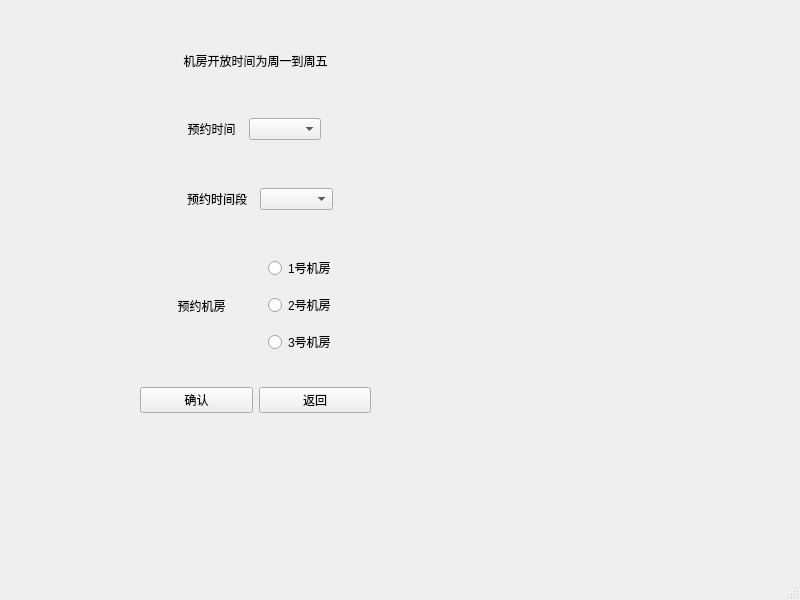
First picture: the form in Qt-sourcefile/studentwindow.ui, repository 068402-703a/Qt-Classroom-reservation-system, before the edit.
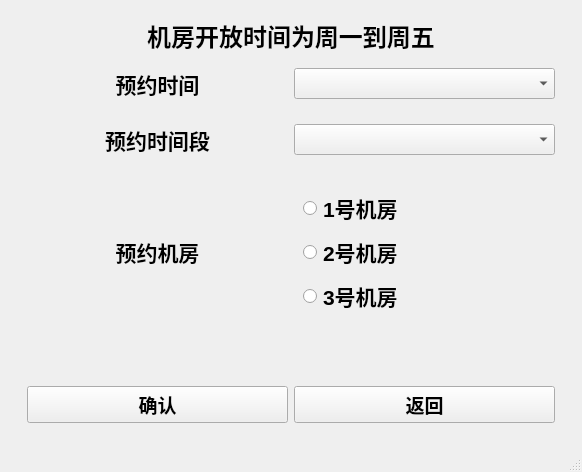
Second picture: the form after the edit. The open tabs and pages were chosen to show the change.

The edit to the form file:
```diff
--- a/Qt-sourcefile/studentwindow.ui
+++ b/Qt-sourcefile/studentwindow.ui
@@ -6,39 +6,34 @@
    <rect>
     <x>0</x>
     <y>0</y>
-    <width>800</width>
-    <height>600</height>
+    <width>582</width>
+    <height>472</height>
    </rect>
   </property>
   <property name="windowTitle">
    <string>MainWindow</string>
   </property>
   <widget class="QWidget" name="centralwidget">
+   <layout class="QVBoxLayout" name="verticalLayout_4">
+    <item>
    <widget class="QStackedWidget" name="stackedWidget">
-    <property name="geometry">
-     <rect>
-      <x>70</x>
-      <y>30</y>
-      <width>421</width>
-      <height>391</height>
-     </rect>
-    </property>
     <property name="currentIndex">
-     <number>2</number>
+       <number>1</number>
     </property>
     <widget class="QWidget" name="page">
+       <layout class="QGridLayout" name="gridLayout_2">
+        <item row="0" column="1">
      <widget class="QWidget" name="widget" native="true">
-      <property name="geometry">
-       <rect>
-        <x>100</x>
-        <y>70</y>
-        <width>201</width>
-        <height>231</height>
-       </rect>
-      </property>
       <layout class="QVBoxLayout" name="verticalLayout">
        <item>
         <widget class="QPushButton" name="reservepushButton">
+             <property name="font">
+              <font>
+               <pointsize>14</pointsize>
+               <weight>75</weight>
+               <bold>true</bold>
+              </font>
+             </property>
          <property name="text">
           <string>申请预约</string>
          </property>
@@ -46,6 +41,13 @@
        </item>
        <item>
         <widget class="QPushButton" name="checkMyresepushButton">
+             <property name="font">
+              <font>
+               <pointsize>14</pointsize>
+               <weight>75</weight>
+               <bold>true</bold>
+              </font>
+             </property>
          <property name="text">
           <string>查看我的预约</string>
          </property>
@@ -53,6 +55,13 @@
        </item>
        <item>
         <widget class="QPushButton" name="checkallrespushButton">
+             <property name="font">
+              <font>
+               <pointsize>14</pointsize>
+               <weight>75</weight>
+               <bold>true</bold>
+              </font>
+             </property>
          <property name="text">
           <string>查看所有预约</string>
          </property>
@@ -60,6 +69,13 @@
        </item>
        <item>
         <widget class="QPushButton" name="cancelpushButton">
+             <property name="font">
+              <font>
+               <pointsize>14</pointsize>
+               <weight>75</weight>
+               <bold>true</bold>
+              </font>
+             </property>
          <property name="text">
           <string>取消预约</string>
          </property>
@@ -67,6 +83,13 @@
        </item>
        <item>
         <widget class="QPushButton" name="exitButton">
+             <property name="font">
+              <font>
+               <pointsize>14</pointsize>
+               <weight>75</weight>
+               <bold>true</bold>
+              </font>
+             </property>
          <property name="text">
           <string>注销登录</string>
          </property>
@@ -74,16 +97,45 @@
        </item>
       </layout>
      </widget>
+        </item>
+        <item row="0" column="0">
+         <spacer name="horizontalSpacer">
+          <property name="orientation">
+           <enum>Qt::Horizontal</enum>
+          </property>
+          <property name="sizeHint" stdset="0">
+           <size>
+            <width>40</width>
+            <height>20</height>
+           </size>
+          </property>
+         </spacer>
+        </item>
+        <item row="0" column="2">
+         <spacer name="horizontalSpacer_2">
+          <property name="orientation">
+           <enum>Qt::Horizontal</enum>
+          </property>
+          <property name="sizeHint" stdset="0">
+           <size>
+            <width>40</width>
+            <height>20</height>
+           </size>
+          </property>
+         </spacer>
+        </item>
+       </layout>
     </widget>
     <widget class="QWidget" name="page_2">
+       <layout class="QGridLayout" name="gridLayout">
+        <item row="0" column="0">
      <widget class="QLabel" name="label">
-      <property name="geometry">
-       <rect>
-        <x>50</x>
-        <y>10</y>
-        <width>271</width>
-        <height>41</height>
-       </rect>
+          <property name="font">
+           <font>
+            <pointsize>18</pointsize>
+            <weight>75</weight>
+            <bold>true</bold>
+           </font>
       </property>
       <property name="text">
        <string>机房开放时间为周一到周五</string>
@@ -92,18 +144,22 @@
        <set>Qt::AlignCenter</set>
       </property>
      </widget>
+        </item>
+        <item row="1" column="0">
      <widget class="QWidget" name="widget_2" native="true">
-      <property name="geometry">
-       <rect>
-        <x>110</x>
-        <y>80</y>
-        <width>141</width>
-        <height>38</height>
-       </rect>
-      </property>
       <layout class="QHBoxLayout" name="horizontalLayout">
        <item>
         <widget class="QLabel" name="label_2">
+             <property name="font">
+              <font>
+               <pointsize>16</pointsize>
+               <weight>75</weight>
+               <italic>false</italic>
+               <bold>true</bold>
+               <underline>false</underline>
+               <kerning>true</kerning>
+              </font>
+             </property>
          <property name="text">
           <string>预约时间</string>
          </property>
@@ -113,22 +169,31 @@
         </widget>
        </item>
        <item>
-        <widget class="QComboBox" name="datecomboBox"/>
+            <widget class="QComboBox" name="datecomboBox">
+             <property name="font">
+              <font>
+               <pointsize>14</pointsize>
+               <weight>75</weight>
+               <bold>true</bold>
+              </font>
+             </property>
+            </widget>
        </item>
       </layout>
      </widget>
+        </item>
+        <item row="2" column="0">
      <widget class="QWidget" name="widget_3" native="true">
-      <property name="geometry">
-       <rect>
-        <x>110</x>
-        <y>150</y>
-        <width>153</width>
-        <height>38</height>
-       </rect>
-      </property>
       <layout class="QHBoxLayout" name="horizontalLayout_2">
        <item>
         <widget class="QLabel" name="label_3">
+             <property name="font">
+              <font>
+               <pointsize>16</pointsize>
+               <weight>75</weight>
+               <bold>true</bold>
+              </font>
+             </property>
          <property name="text">
           <string>预约时间段</string>
          </property>
@@ -138,22 +203,31 @@
         </widget>
        </item>
        <item>
-        <widget class="QComboBox" name="intervalcomboBox"/>
+            <widget class="QComboBox" name="intervalcomboBox">
+             <property name="font">
+              <font>
+               <pointsize>14</pointsize>
+               <weight>75</weight>
+               <bold>true</bold>
+              </font>
+             </property>
+            </widget>
        </item>
       </layout>
      </widget>
+        </item>
+        <item row="3" column="0">
      <widget class="QWidget" name="widget_5" native="true">
-      <property name="geometry">
-       <rect>
-        <x>80</x>
-        <y>210</y>
-        <width>211</width>
-        <height>131</height>
-       </rect>
-      </property>
       <layout class="QHBoxLayout" name="horizontalLayout_3">
        <item>
         <widget class="QLabel" name="label_4">
+             <property name="font">
+              <font>
+               <pointsize>16</pointsize>
+               <weight>75</weight>
+               <bold>true</bold>
+              </font>
+             </property>
          <property name="text">
           <string>预约机房</string>
          </property>
@@ -167,6 +241,13 @@
          <layout class="QVBoxLayout" name="verticalLayout_2">
           <item>
            <widget class="QRadioButton" name="computerroom1radioButton">
+                <property name="font">
+                 <font>
+                  <pointsize>16</pointsize>
+                  <weight>75</weight>
+                  <bold>true</bold>
+                 </font>
+                </property>
             <property name="text">
              <string>1号机房</string>
             </property>
@@ -174,6 +255,13 @@
           </item>
           <item>
            <widget class="QRadioButton" name="commputerroom2radioButton">
+                <property name="font">
+                 <font>
+                  <pointsize>16</pointsize>
+                  <weight>75</weight>
+                  <bold>true</bold>
+                 </font>
+                </property>
             <property name="text">
              <string>2号机房</string>
             </property>
@@ -181,6 +269,13 @@
           </item>
           <item>
            <widget class="QRadioButton" name="commputerroom3radioButton">
+                <property name="font">
+                 <font>
+                  <pointsize>16</pointsize>
+                  <weight>75</weight>
+                  <bold>true</bold>
+                 </font>
+                </property>
             <property name="text">
              <string>3号机房</string>
             </property>
@@ -191,28 +286,22 @@
        </item>
       </layout>
      </widget>
-     <widget class="QWidget" name="widget_6" native="true">
-      <property name="geometry">
-       <rect>
-        <x>240</x>
-        <y>250</y>
-        <width>75</width>
-        <height>29</height>
-       </rect>
-      </property>
-     </widget>
+        </item>
+        <item row="4" column="0">
+         <widget class="QWidget" name="widget_6" native="true"/>
+        </item>
+        <item row="5" column="0">
      <widget class="QWidget" name="widget_7" native="true">
-      <property name="geometry">
-       <rect>
-        <x>70</x>
-        <y>350</y>
-        <width>231</width>
-        <height>41</height>
-       </rect>
-      </property>
       <layout class="QHBoxLayout" name="horizontalLayout_4">
        <item>
         <widget class="QPushButton" name="configpushButton_5">
+             <property name="font">
+              <font>
+               <pointsize>14</pointsize>
+               <weight>75</weight>
+               <bold>true</bold>
+              </font>
+             </property>
          <property name="text">
           <string>确认</string>
          </property>
@@ -220,6 +309,13 @@
        </item>
        <item>
         <widget class="QPushButton" name="exitpushButton_6">
+             <property name="font">
+              <font>
+               <pointsize>14</pointsize>
+               <weight>75</weight>
+               <bold>true</bold>
+              </font>
+             </property>
          <property name="text">
           <string>返回</string>
          </property>
@@ -227,16 +323,19 @@
        </item>
       </layout>
      </widget>
+        </item>
+       </layout>
     </widget>
     <widget class="QWidget" name="page_3">
+       <layout class="QVBoxLayout" name="verticalLayout_3">
+        <item>
      <widget class="QLabel" name="label_5">
-      <property name="geometry">
-       <rect>
-        <x>40</x>
-        <y>30</y>
-        <width>341</width>
-        <height>41</height>
-       </rect>
+          <property name="font">
+           <font>
+            <pointsize>16</pointsize>
+            <weight>75</weight>
+            <bold>true</bold>
+           </font>
       </property>
       <property name="text">
        <string>审核中或预约成功的记录可以取消，下列是可以取消的记录</string>
@@ -248,18 +347,22 @@
        <set>Qt::AlignCenter</set>
       </property>
      </widget>
+        </item>
+        <item>
+         <widget class="QTextEdit" name="textEdit"/>
+        </item>
+        <item>
      <widget class="QWidget" name="widget_8" native="true">
-      <property name="geometry">
-       <rect>
-        <x>50</x>
-        <y>320</y>
-        <width>311</width>
-        <height>41</height>
-       </rect>
-      </property>
       <layout class="QHBoxLayout" name="horizontalLayout_5">
        <item>
         <widget class="QPushButton" name="choosepushButton">
+             <property name="font">
+              <font>
+               <pointsize>14</pointsize>
+               <weight>75</weight>
+               <bold>true</bold>
+              </font>
+             </property>
          <property name="text">
           <string>选择</string>
          </property>
@@ -267,6 +370,13 @@
        </item>
        <item>
         <widget class="QPushButton" name="cancelexitpushButton">
+             <property name="font">
+              <font>
+               <pointsize>14</pointsize>
+               <weight>75</weight>
+               <bold>true</bold>
+              </font>
+             </property>
          <property name="text">
           <string>返回</string>
          </property>
@@ -274,25 +384,19 @@
        </item>
       </layout>
      </widget>
-     <widget class="QTextEdit" name="textEdit">
-      <property name="geometry">
-       <rect>
-        <x>60</x>
-        <y>70</y>
-        <width>281</width>
-        <height>231</height>
-       </rect>
-      </property>
-     </widget>
-    </widget>
-   </widget>
+        </item>
+       </layout>
+      </widget>
+     </widget>
+    </item>
+   </layout>
   </widget>
   <widget class="QMenuBar" name="menubar">
    <property name="geometry">
     <rect>
      <x>0</x>
      <y>0</y>
-     <width>800</width>
+     <width>582</width>
      <height>23</height>
     </rect>
    </property>
```
Lines whose indentation alone changed are shown as unchanged.
